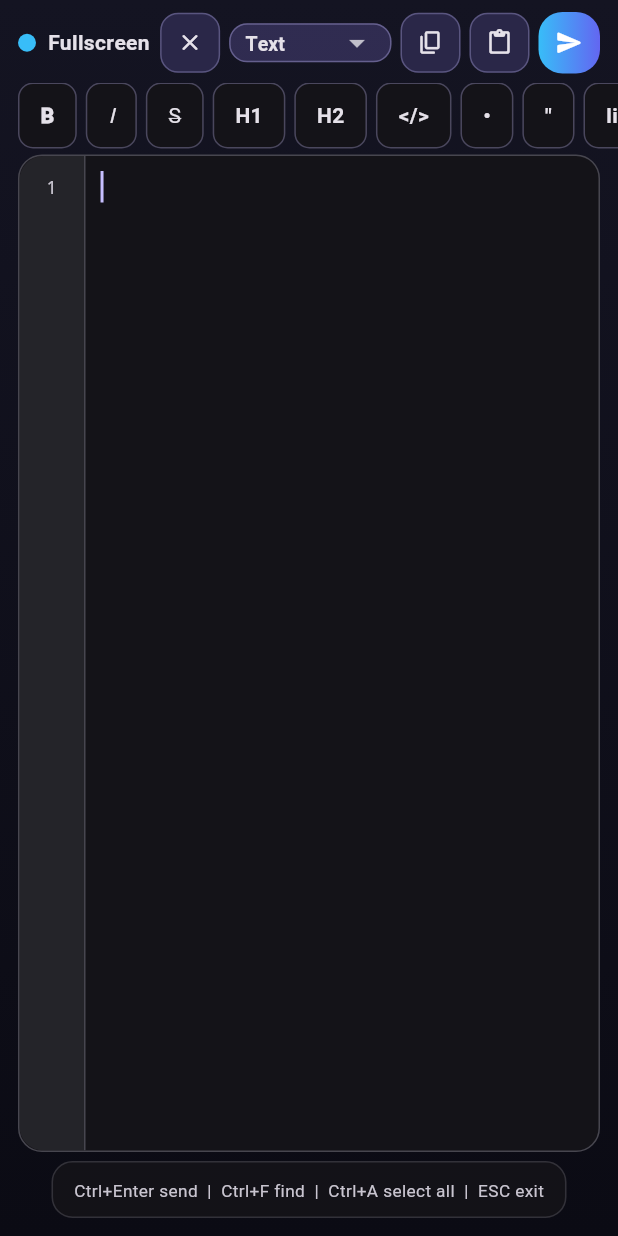
After one commit to unifare/simpleeditor, a Flutter app: the screen it shows after launch, after a tap on the "dark mode" icon, after a tap on "MD", after a tap on the "open in full" icon, on a phone screen of 412 x 824 dp. The commit adds this screen. Run offline on Flutter 3.47's test engine with Material 3 defaults, Android fonts, the phone set to English and light mode, and no system bars; our stand-ins replace flutter_markdown, flutter_widget_from_html_core, image_picker, shared_preferences; missing offline and left inert: flutter_quill.

Commit message:
Add fullscreen studio: language dropdown, copy/paste/send, markdown bar, line numbers, find, shortcut hints

````diff
--- a/lib/screens/feed_screen.dart
+++ b/lib/screens/feed_screen.dart
@@ -6,6 +6,7 @@ import 'package:provider/provider.dart';
 
 import '../providers/theme_provider.dart';
 import '../services/storage_service.dart';
+import 'fullscreen_editor.dart';
 
 const Map<String, String> kLanguages = {
   'text': 'Text',
@@ -170,6 +171,30 @@ class _FeedScreenState extends State<FeedScreen> {
   void _cancelEdit() {
     setState(() => _editingId = null);
     _input.clear();
+  }
+
+  /// Open the fullscreen studio; apply its result (draft or send).
+  Future<void> _openFullscreen() async {
+    final result =
+        await Navigator.of(context).push<FullscreenResult>(
+      MaterialPageRoute(
+        builder: (_) => FullscreenEditorPage(
+          initialText: _input.text,
+          lang: _lang,
+        ),
+      ),
+    );
+    if (!mounted || result == null) return;
+    setState(() {
+      _lang = result.lang;
+      _preview = PreviewMode.edit;
+    });
+    _input.text = result.text;
+    if (result.send) {
+      await _send();
+    } else {
+      _inputFocus.requestFocus();
+    }
   }
 
   // --- Markdown snippet helpers (operate on selection) ---
@@ -650,6 +675,8 @@ class _FeedScreenState extends State<FeedScreen> {
             child: ListView(
               scrollDirection: Axis.horizontal,
               children: [
+                _mdIconBtn(context, Icons.open_in_full_rounded,
+                    _openFullscreen),
                 _mdBtn(context, 'B', FontWeight.w900,
                     () => _wrap('**', '**')),
                 _mdBtn(context, 'I', FontWeight.w400,
--- /dev/null
+++ b/lib/screens/fullscreen_editor.dart
@@ -0,0 +1,564 @@
+import 'package:flutter/material.dart';
+import 'package:flutter/services.dart';
+
+import 'feed_screen.dart' show kLanguages;
+
+/// Fullscreen creation & code studio (fig-2 style):
+/// language dropdown, copy/paste/send, markdown bar, line numbers,
+/// find bar, shortcut hints. Draft returns to the composer on exit.
+class FullscreenEditorPage extends StatefulWidget {
+  final String initialText;
+  final String lang;
+
+  const FullscreenEditorPage({
+    required this.initialText,
+    required this.lang,
+    super.key,
+  });
+
+  @override
+  State<FullscreenEditorPage> createState() => _FullscreenEditorPageState();
+}
+
+class FullscreenResult {
+  final String text;
+  final String lang;
+  final bool send;
+  const FullscreenResult(this.text, this.lang, this.send);
+}
+
+class _FullscreenEditorPageState extends State<FullscreenEditorPage> {
+  late final TextEditingController _text;
+  late String _lang;
+  final FocusNode _focus = FocusNode();
+  final ScrollController _mainScroll = ScrollController();
+  final ScrollController _gutterScroll = ScrollController();
+  bool _syncing = false;
+  bool _showFind = false;
+  final TextEditingController _find = TextEditingController();
+  String? _findMiss;
+
+  @override
+  void initState() {
+    super.initState();
+    _text = TextEditingController(text: widget.initialText);
+    _lang = widget.lang;
+    _mainScroll.addListener(_syncGutter);
+    _focus.onKeyEvent = (node, event) {
+      if (event is! KeyDownEvent) return KeyEventResult.ignored;
+      final ctrl =
+          HardwareKeyboard.instance.isControlPressed;
+      if (ctrl && event.logicalKey == LogicalKeyboardKey.enter) {
+        _exit(send: true);
+        return KeyEventResult.handled;
+      }
+      if (ctrl &&
+          event.logicalKey == LogicalKeyboardKey.keyF) {
+        setState(() => _showFind = !_showFind);
+        return KeyEventResult.handled;
+      }
+      if (event.logicalKey == LogicalKeyboardKey.escape) {
+        _exit(send: false);
+        return KeyEventResult.handled;
+      }
+      return KeyEventResult.ignored;
+    };
+  }
+
+  void _syncGutter() {
+    if (_syncing || !_gutterScroll.hasClients) return;
+    _syncing = true;
+    _gutterScroll.jumpTo(_mainScroll.offset);
+    _syncing = false;
+  }
+
+  @override
+  void dispose() {
+    _mainScroll.dispose();
+    _gutterScroll.dispose();
+    _text.dispose();
+    _find.dispose();
+    _focus.dispose();
+    super.dispose();
+  }
+
+  void _exit({required bool send}) {
+    Navigator.of(context)
+        .pop(FullscreenResult(_text.text, _lang, send));
+  }
+
+  Future<void> _copy() async {
+    if (_text.text.isEmpty) return;
+    await Clipboard.setData(ClipboardData(text: _text.text));
+    if (!mounted) return;
+    ScaffoldMessenger.of(context).showSnackBar(
+      const SnackBar(
+          content: Text('Copied'), duration: Duration(seconds: 1)),
+    );
+  }
+
+  Future<void> _paste() async {
+    final data = await Clipboard.getData('text/plain');
+    final s = data?.text;
+    if (s == null || s.isEmpty) return;
+    final sel = _text.selection;
+    final i = sel.isValid && sel.start >= 0 ? sel.start : _text.text.length;
+    var len = sel.isValid ? sel.end - sel.start : 0;
+    if (len < 0) len = 0;
+    _text.text = _text.text.replaceRange(i, i + len, s);
+    _text.selection = TextSelection.collapsed(offset: i + s.length);
+  }
+
+  // --- Markdown helpers ---
+
+  void _wrap(String before, [String after = '']) {
+    final v = _text.text;
+    final sel = _text.selection;
+    final a =
+        sel.isValid && sel.start >= 0 ? sel.start : v.length;
+    var b = sel.isValid && sel.end >= 0 ? sel.end : v.length;
+    if (b < a) b = a;
+    final inner = v.substring(a, b);
+    _text.text = v.replaceRange(a, b, '$before$inner$after');
+    _text.selection = TextSelection.collapsed(
+        offset: a + before.length + inner.length + after.length);
+    _focus.requestFocus();
+  }
+
+  void _linePrefix(String prefix) {
+    final v = _text.text;
+    final sel = _text.selection;
+    final cursor =
+        sel.isValid && sel.start >= 0 ? sel.start : v.length;
+    final ls = v.lastIndexOf('\n', cursor <= 0 ? 0 : cursor - 1) + 1;
+    _text.text = v.replaceRange(ls, ls, prefix);
+    _text.selection =
+        TextSelection.collapsed(offset: cursor + prefix.length);
+    _focus.requestFocus();
+  }
+
+  void _findNext() {
+    final q = _find.text;
+    if (q.isEmpty) return;
+    final v = _text.text;
+    final sel = _text.selection;
+    final from =
+        sel.isValid && sel.start >= 0 ? sel.end : 0;
+    var i = v.indexOf(q, from);
+    if (i < 0 && from > 0) i = v.indexOf(q, 0); // wrap around
+    if (i < 0) {
+      setState(() => _findMiss = 'Not found');
+      return;
+    }
+    setState(() => _findMiss = null);
+    _text.selection =
+        TextSelection(baseOffset: i, extentOffset: i + q.length);
+    _focus.requestFocus();
+  }
+
+  int get _lineCount => '\n'.allMatches(_text.text).length + 1;
+
+  @override
+  Widget build(BuildContext context) {
+    final scheme = Theme.of(context).colorScheme;
+    final isDark = Theme.of(context).brightness == Brightness.dark;
+    return Scaffold(
+      body: Container(
+        decoration: BoxDecoration(
+          gradient: LinearGradient(
+            begin: Alignment.topCenter,
+            end: Alignment.bottomCenter,
+            colors: isDark
+                ? const [Color(0xFF141422), Color(0xFF0B0B14)]
+                : const [Color(0xFFF4F2FF), Color(0xFFFFFFFF)],
+          ),
+        ),
+        child: SafeArea(
+          child: Column(
+            children: [
+              _studioBar(context),
+              _mdBar(context),
+              if (_showFind) _findBar(context),
+              // Code area with line-number gutter
+              Expanded(
+                child: Container(
+                  margin: const EdgeInsets.fromLTRB(12, 4, 12, 0),
+                  decoration: BoxDecoration(
+                    color: scheme.surface,
+                    borderRadius: BorderRadius.circular(16),
+                    border: Border.all(
+                      color: scheme.outlineVariant,
+                    ),
+                  ),
+                  child: ClipRRect(
+                    borderRadius: BorderRadius.circular(16),
+                    child: Row(
+                      crossAxisAlignment: CrossAxisAlignment.start,
+                      children: [
+                        // Gutter
+                        Container(
+                          width: 44,
+                          decoration: BoxDecoration(
+                            color: scheme.surfaceContainerHighest
+                                .withValues(alpha: 0.5),
+                            border: Border(
+                              right: BorderSide(
+                                  color: scheme.outlineVariant),
+                            ),
+                          ),
+                          child: ListView.builder(
+                            controller: _gutterScroll,
+                            physics:
+                                const NeverScrollableScrollPhysics(),
+                            padding:
+                                const EdgeInsets.only(top: 10),
+                            itemCount: _lineCount,
+                            itemBuilder: (_, i) => SizedBox(
+                              height: 21,
+                              child: Center(
+                                child: Text(
+                                  '${i + 1}',
+                                  style: TextStyle(
+                                    fontSize: 12,
+                                    color: scheme.onSurfaceVariant,
+                                    fontFamily: 'Roboto Mono',
+                                    fontFamilyFallback: const [
+                                      'monospace'
+                                    ],
+                                  ),
+                                ),
+                              ),
+                            ),
+                          ),
+                        ),
+                        // Editor
+                        Expanded(
+                          child: TextField(
+                            controller: _text,
+                            focusNode: _focus,
+                            scrollController: _mainScroll,
+                            autofocus: true,
+                            expands: true,
+                            maxLines: null,
+                            onChanged: (_) => setState(() {}),
+                            style: const TextStyle(
+                              fontSize: 14,
+                              height: 1.5,
+                              fontFamily: 'Roboto Mono',
+                              fontFamilyFallback: ['monospace'],
+                            ),
+                            decoration: const InputDecoration(
+                              border: InputBorder.none,
+                              contentPadding: EdgeInsets.all(10),
+                            ),
+                          ),
+                        ),
+                      ],
+                    ),
+                  ),
+                ),
+              ),
+              _hintBar(context),
+            ],
+          ),
+        ),
+      ),
+    );
+  }
+
+  // --- Studio top bar ---
+
+  Widget _studioBar(BuildContext context) {
+    final scheme = Theme.of(context).colorScheme;
+    return Padding(
+      padding: const EdgeInsets.fromLTRB(12, 8, 12, 6),
+      child: Row(
+        children: [
+          Container(
+            width: 12,
+            height: 12,
+            decoration: const BoxDecoration(
+              color: Color(0xFF38BDF8),
+              shape: BoxShape.circle,
+            ),
+          ),
+          const SizedBox(width: 8),
+          Expanded(
+            child: Text(
+              'Fullscreen',
+              style: TextStyle(
+                fontSize: 14,
+                fontWeight: FontWeight.w800,
+                color: scheme.onSurface,
+              ),
+              maxLines: 1,
+              overflow: TextOverflow.ellipsis,
+            ),
+          ),
+          // Close
+          _iconBtn(context,
+              icon: Icons.close_rounded,
+              tip: 'Close (ESC)',
+              onTap: () => _exit(send: false)),
+          const SizedBox(width: 6),
+          // Language dropdown
+          Container(
+            padding: const EdgeInsets.symmetric(horizontal: 10),
+            decoration: BoxDecoration(
+              color: scheme.primaryContainer.withValues(alpha: 0.55),
+              borderRadius: BorderRadius.circular(12),
+              border: Border.all(
+                color: scheme.primary.withValues(alpha: 0.35),
+              ),
+            ),
+            child: DropdownButtonHideUnderline(
+              child: DropdownButton<String>(
+                value: _lang,
+                isDense: true,
+                style: TextStyle(
+                  fontSize: 13,
+                  fontWeight: FontWeight.w700,
+                  color: scheme.onSurface,
+                ),
+                dropdownColor: scheme.surface,
+                items: kLanguages.entries
+                    .map((e) => DropdownMenuItem(
+                          value: e.key,
+                          child: Text(e.value),
+                        ))
+                    .toList(),
+                onChanged: (v) {
+                  if (v != null) {
+                    setState(() => _lang = v);
+                    _focus.requestFocus();
+                  }
+                },
+              ),
+            ),
+          ),
+          const SizedBox(width: 6),
+          _iconBtn(context,
+              icon: Icons.content_copy_rounded,
+              tip: 'Copy',
+              onTap: _copy),
+          const SizedBox(width: 6),
+          _iconBtn(context,
+              icon: Icons.content_paste_rounded,
+              tip: 'Paste',
+              onTap: _paste),
+          const SizedBox(width: 6),
+          // Send
+          Material(
+            color: Colors.transparent,
+            child: InkWell(
+              onTap: () => _exit(send: true),
+              borderRadius: BorderRadius.circular(16),
+              child: Container(
+                padding: const EdgeInsets.all(11),
+                decoration: const BoxDecoration(
+                  gradient: LinearGradient(
+                    colors: [Color(0xFF38BDF8), Color(0xFF6366F1)],
+                  ),
+                  borderRadius:
+                      BorderRadius.all(Radius.circular(16)),
+                ),
+                child: const Icon(Icons.send_rounded,
+                    size: 19, color: Colors.white),
+              ),
+            ),
+          ),
+        ],
+      ),
+    );
+  }
+
+  Widget _iconBtn(BuildContext context,
+      {required IconData icon,
+      required String tip,
+      required VoidCallback onTap}) {
+    final scheme = Theme.of(context).colorScheme;
+    return Tooltip(
+      message: tip,
+      child: Material(
+        color: scheme.primaryContainer.withValues(alpha: 0.45),
+        borderRadius: BorderRadius.circular(12),
+        child: InkWell(
+          onTap: onTap,
+          borderRadius: BorderRadius.circular(12),
+          child: Container(
+            padding: const EdgeInsets.all(10),
+            decoration: BoxDecoration(
+              borderRadius: BorderRadius.circular(12),
+              border: Border.all(
+                color: scheme.primary.withValues(alpha: 0.3),
+              ),
+            ),
+            child: Icon(icon, size: 18, color: scheme.onSurface),
+          ),
+        ),
+      ),
+    );
+  }
+
+  // --- Markdown bar ---
+
+  Widget _mdBar(BuildContext context) {
+    return SizedBox(
+      height: 44,
+      child: ListView(
+        scrollDirection: Axis.horizontal,
+        padding: const EdgeInsets.symmetric(horizontal: 12),
+        children: [
+          _mBtn(context, 'B', FontWeight.w900,
+              () => _wrap('**', '**')),
+          _mBtn(context, 'I', FontWeight.w400,
+              () => _wrap('*', '*'),
+              italic: true),
+          _mBtn(context, 'S', FontWeight.w400,
+              () => _wrap('~~', '~~'),
+              strike: true),
+          _mBtn(context, 'H1', FontWeight.w800,
+              () => _linePrefix('# ')),
+          _mBtn(context, 'H2', FontWeight.w800,
+              () => _linePrefix('## ')),
+          _mBtn(context, '</>', FontWeight.w600,
+              () => _wrap('```$_lang\n', '\n```')),
+          _mBtn(context, '•', FontWeight.w800,
+              () => _linePrefix('- ')),
+          _mBtn(context, '"', FontWeight.w600,
+              () => _linePrefix('> ')),
+          _mBtn(context, 'link', FontWeight.w600,
+              () => _wrap('[', '](https://)')),
+          _mBtn(context, 'table', FontWeight.w600,
+              () => _wrap('\n| A | B |\n|---|---|\n|  |  |\n')),
+        ],
+      ),
+    );
+  }
+
+  Widget _mBtn(BuildContext context, String label,
+      FontWeight weight, VoidCallback onTap,
+      {bool italic = false, bool strike = false}) {
+    final scheme = Theme.of(context).colorScheme;
+    return Container(
+      margin: const EdgeInsets.only(right: 6),
+      child: Material(
+        color: scheme.surface,
+        borderRadius: BorderRadius.circular(10),
+        child: InkWell(
+          onTap: onTap,
+          borderRadius: BorderRadius.circular(10),
+          child: Container(
+            alignment: Alignment.center,
+            padding: const EdgeInsets.symmetric(horizontal: 14),
+            decoration: BoxDecoration(
+              borderRadius: BorderRadius.circular(10),
+              border: Border.all(
+                color: scheme.primary.withValues(alpha: 0.3),
+              ),
+            ),
+            child: Text(
+              label,
+              style: TextStyle(
+                fontSize: 14,
+                fontWeight: weight,
+                fontStyle:
+                    italic ? FontStyle.italic : FontStyle.normal,
+                decoration: strike
+                    ? TextDecoration.lineThrough
+                    : TextDecoration.none,
+                color: scheme.onSurface,
+              ),
+            ),
+          ),
+        ),
+      ),
+    );
+  }
+
+  // --- Find bar ---
+
+  Widget _findBar(BuildContext context) {
+    final scheme = Theme.of(context).colorScheme;
+    return Padding(
+      padding: const EdgeInsets.fromLTRB(12, 2, 12, 2),
+      child: Row(
+        children: [
+          Expanded(
+            child: Container(
+              padding:
+                  const EdgeInsets.symmetric(horizontal: 10),
+              decoration: BoxDecoration(
+                color: scheme.surface,
+                borderRadius: BorderRadius.circular(12),
+                border: Border.all(
+                    color: scheme.primary.withValues(alpha: 0.35)),
+              ),
+              child: TextField(
+                controller: _find,
+                autofocus: true,
+                onSubmitted: (_) => _findNext(),
+                onChanged: (_) {
+                  if (_findMiss != null) {
+                    setState(() => _findMiss = null);
+                  }
+                },
+                style: TextStyle(
+                    fontSize: 13, color: scheme.onSurface),
+                decoration: InputDecoration(
+                  hintText: _findMiss ?? 'Find… (Enter = next)',
+                  hintStyle: TextStyle(
+                      color: _findMiss != null
+                          ? scheme.error
+                          : scheme.onSurfaceVariant),
+                  border: InputBorder.none,
+                  isDense: true,
+                  contentPadding:
+                      const EdgeInsets.symmetric(vertical: 9),
+                ),
+              ),
+            ),
+          ),
+          const SizedBox(width: 6),
+          _iconBtn(context,
+              icon: Icons.arrow_downward_rounded,
+              tip: 'Next',
+              onTap: _findNext),
+          const SizedBox(width: 6),
+          _iconBtn(context,
+              icon: Icons.close_rounded,
+              tip: 'Close find',
+              onTap: () => setState(() {
+                    _showFind = false;
+                    _focus.requestFocus();
+                  })),
+        ],
+      ),
+    );
+  }
+
+  // --- Shortcut hints ---
+
+  Widget _hintBar(BuildContext context) {
+    final scheme = Theme.of(context).colorScheme;
+    return Container(
+      margin: const EdgeInsets.fromLTRB(12, 6, 12, 12),
+      padding: const EdgeInsets.symmetric(
+          horizontal: 14, vertical: 10),
+      decoration: BoxDecoration(
+        color: scheme.surface.withValues(alpha: 0.85),
+        borderRadius: BorderRadius.circular(14),
+        border: Border.all(
+          color: scheme.outlineVariant.withValues(alpha: 0.6),
+        ),
+      ),
+      child: Text(
+        'Ctrl+Enter send  |  Ctrl+F find  |  Ctrl+A select all  |  ESC exit',
+        style: TextStyle(
+          fontSize: 11.5,
+          color: scheme.onSurfaceVariant,
+        ),
+      ),
+    );
+  }
+}
````
